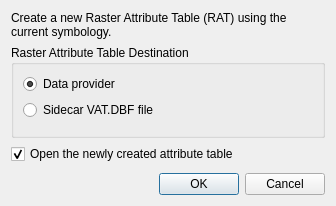
The window that src/ui/raster/qgscreaterasterattributetabledialogbase.ui (carsmie/QGIS) describes before a commit, drawn with Qt 5.
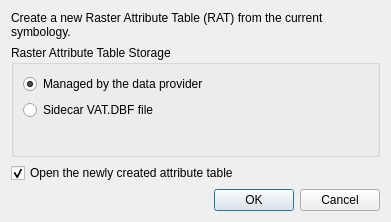
The same window after the commit. Custom widgets are drawn as their Qt base class.

Diff of the .ui file:
```diff
--- a/src/ui/raster/qgscreaterasterattributetabledialogbase.ui
+++ b/src/ui/raster/qgscreaterasterattributetabledialogbase.ui
@@ -6,8 +6,8 @@
    <rect>
     <x>0</x>
     <y>0</y>
-    <width>336</width>
-    <height>206</height>
+    <width>391</width>
+    <height>222</height>
    </rect>
   </property>
   <property name="windowTitle">
@@ -17,7 +17,7 @@
    <item>
     <widget class="QLabel" name="mCreateInfoLabel">
      <property name="text">
-      <string>&lt;p&gt;Create a new Raster Attribute Table (RAT) using the current symbology.&lt;/p&gt;</string>
+      <string>&lt;html&gt;&lt;head/&gt;&lt;body&gt;&lt;p&gt;Create a new Raster Attribute Table (RAT) from the current symbology.&lt;/p&gt;&lt;/body&gt;&lt;/html&gt;</string>
      </property>
      <property name="wordWrap">
       <bool>true</bool>
@@ -27,23 +27,23 @@
    <item>
     <widget class="QGroupBox" name="groupBox">
      <property name="title">
-      <string>Raster Attribute Table Destination</string>
+      <string>Raster Attribute Table Storage</string>
      </property>
-     <layout class="QVBoxLayout" name="verticalLayout_2">
-      <item>
+     <layout class="QGridLayout" name="gridLayout">
+      <item row="0" column="0">
        <widget class="QRadioButton" name="mNativeRadioButton">
         <property name="toolTip">
          <string>&lt;html&gt;&lt;head/&gt;&lt;body&gt;&lt;p&gt;This method will save the attribute table using the data provider, &lt;/p&gt;&lt;p&gt;overwriting any existing attribute table for the raster band used&lt;/p&gt;&lt;p&gt;by the current style.&lt;/p&gt;&lt;p&gt;&lt;br/&gt;&lt;/p&gt;&lt;p&gt;Depending on the data provider and the raster file format, the &lt;/p&gt;&lt;p&gt;attribute table will be embedded in the main raster file or saved&lt;/p&gt;&lt;p&gt; into a sidecar file manged by the data provider.&lt;/p&gt;&lt;p&gt;&lt;br/&gt;&lt;/p&gt;&lt;/body&gt;&lt;/html&gt;</string>
         </property>
         <property name="text">
-         <string>Data provider</string>
+         <string>Managed by the data provider</string>
         </property>
         <property name="checked">
          <bool>true</bool>
         </property>
        </widget>
       </item>
-      <item>
+      <item row="1" column="0">
        <widget class="QRadioButton" name="mDbfRadioButton">
         <property name="toolTip">
          <string>&lt;html&gt;&lt;head/&gt;&lt;body&gt;&lt;p&gt;This method will save the attribute table into a sidecar VAT.DBF file.&lt;/p&gt;&lt;p&gt;&lt;br/&gt;&lt;/p&gt;&lt;p&gt;The resulting file will not be associated with any particular band.&lt;/p&gt;&lt;/body&gt;&lt;/html&gt;</string>
@@ -53,8 +53,15 @@
         </property>
        </widget>
       </item>
-      <item>
-       <widget class="QgsFileWidget" name="mDbfPathWidget" native="true"/>
+      <item row="2" column="0">
+       <widget class="QgsFileWidget" name="mDbfPathWidget" native="true">
+        <property name="minimumSize">
+         <size>
+          <width>180</width>
+          <height>24</height>
+         </size>
+        </property>
+       </widget>
       </item>
      </layout>
     </widget>
```
